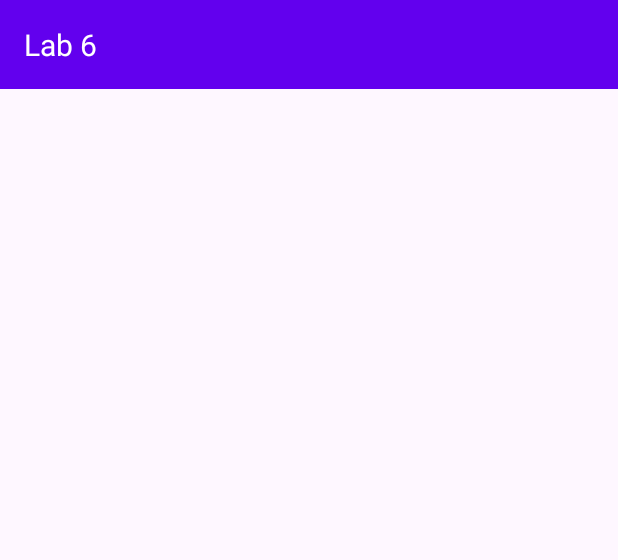
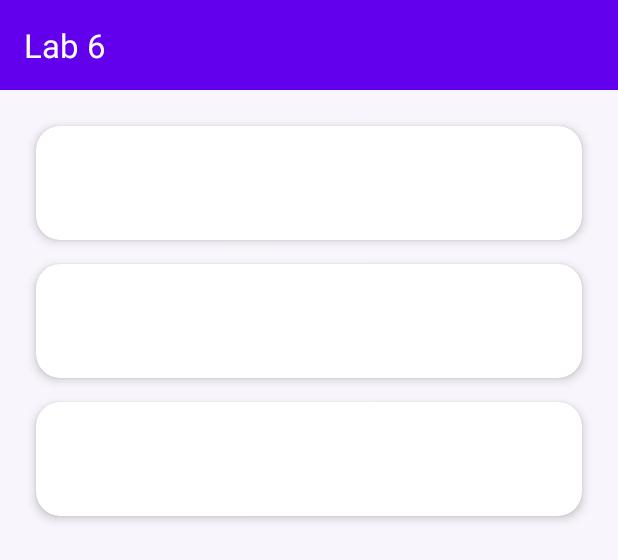
Before and after one commit to Aklima2004/Android-Lab6, an Android app: the layout activity_main.xml on its own in the app's theme, with its tools: preview values and no code run, on a phone screen of 412 x 824 dp. Shown: the top 560 px of the screen. Run offline under Robolectric (Android 15) with nearby library versions, the phone set to English and light mode, and no system bars.

Commit message:
Replacing ListView with RecyclerView

```diff
--- a/app/src/main/res/layout/activity_main.xml
+++ b/app/src/main/res/layout/activity_main.xml
@@ -1,23 +1,35 @@
 <?xml version="1.0" encoding="utf-8"?>
-<LinearLayout
+<androidx.constraintlayout.widget.ConstraintLayout
     xmlns:android="http://schemas.android.com/apk/res/android"
+    xmlns:app="http://schemas.android.com/apk/res-auto"
+    xmlns:tools="http://schemas.android.com/tools"
     android:layout_width="match_parent"
     android:layout_height="match_parent"
-    android:orientation="vertical">
+    android:background="#F8F5FC"
+    tools:context=".MainActivity">
 
-    <TextView
+    <androidx.appcompat.widget.Toolbar
+        android:id="@+id/toolbar"
         android:layout_width="match_parent"
-        android:layout_height="wrap_content"
-        android:text="Lab 6"
-        android:textSize="20sp"
-        android:textStyle=""
-        android:gravity="start"
+        android:layout_height="60dp"
+        android:background="#6200EE"
+        android:theme="@style/ThemeOverlay.AppCompat.Dark.ActionBar"
+        app:layout_constraintTop_toTopOf="parent"
+        app:title="Lab 6"
+        app:titleTextColor="@android:color/white"
+        tools:layout_editor_absoluteX="0dp" />
+
+    <androidx.recyclerview.widget.RecyclerView
+        android:id="@+id/recyclerView"
+        android:layout_width="match_parent"
+        android:layout_height="match_parent"
         android:padding="16dp"
-        android:background="#6200EE"
-        android:textColor="@android:color/white"/>
+        android:layout_marginTop="60dp"
+        app:layoutManager="androidx.recyclerview.widget.LinearLayoutManager"
+        tools:listitem="@layout/list_item_layout"
+        app:layout_constraintTop_toBottomOf="@id/toolbar"
+        app:layout_constraintBottom_toBottomOf="parent"
+        app:layout_constraintStart_toStartOf="parent"
+        app:layout_constraintEnd_toEndOf="parent"/>
 
-    <ListView
-        android:id="@+id/listView"
-        android:layout_width="match_parent"
-        android:layout_height="match_parent"/>
-</LinearLayout>
+</androidx.constraintlayout.widget.ConstraintLayout>
```
